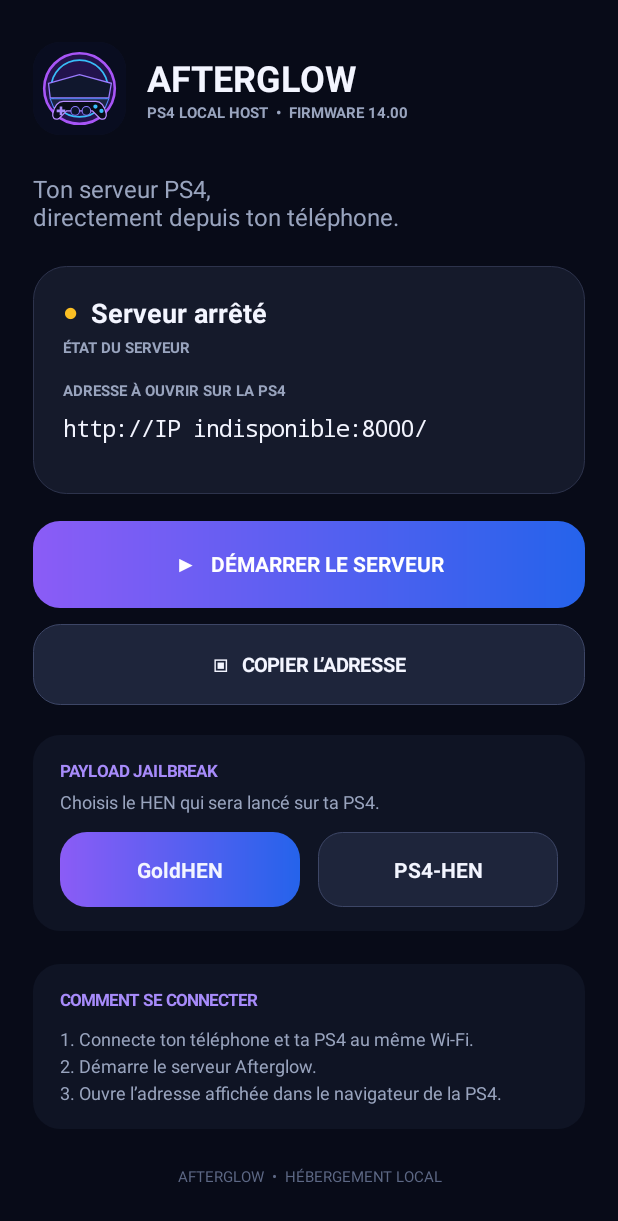
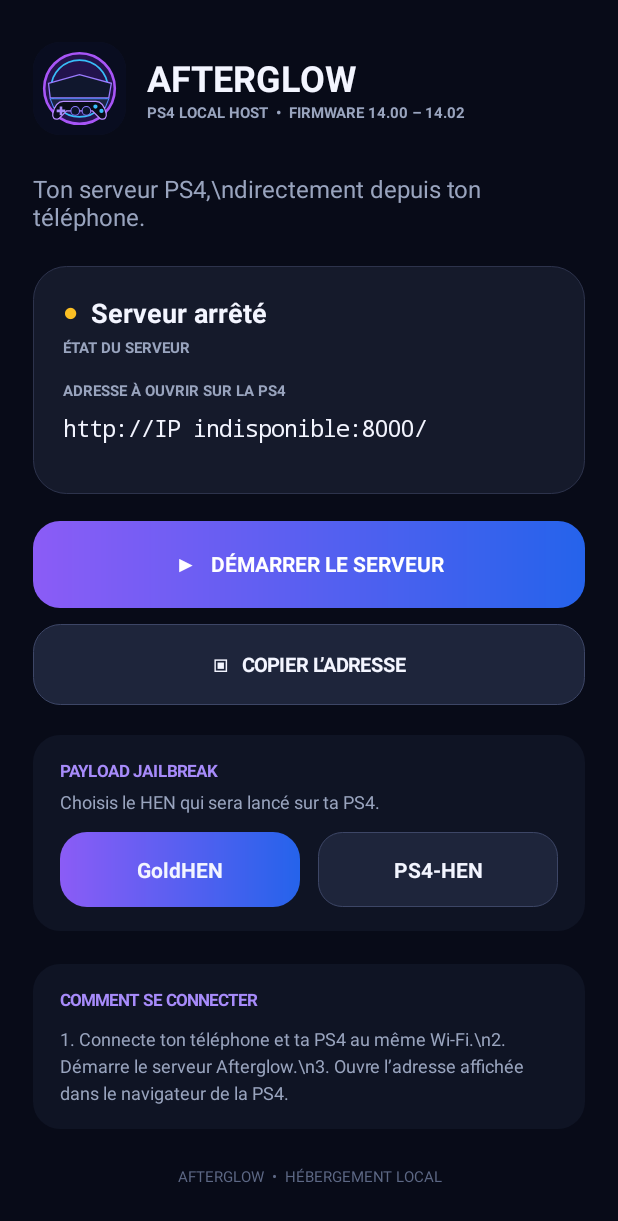
Before and after one commit to alexandramiart-design/ps4, an Android app: the screen it shows after launch (MainActivity), on a phone screen of 412 x 824 dp. Shown: the top 1221 px of the screen. Run offline under Robolectric (Android 15) with nearby library versions, the phone set to English and light mode, and no system bars.

Commit message:
Update Afterglow firmware label to 14.00–14.02

```diff
--- a/Afterglow-overlay/app/src/main/java/fr/local/ps4server/MainActivity.kt
+++ b/Afterglow-overlay/app/src/main/java/fr/local/ps4server/MainActivity.kt
@@ -46,9 +46,9 @@ class MainActivity : Activity() {
         val brand=LinearLayout(this).apply { orientation=LinearLayout.HORIZONTAL; gravity=Gravity.CENTER_VERTICAL }
         val logo=ImageView(this).apply { setImageResource(R.drawable.afterglow_icon); scaleType=ImageView.ScaleType.CENTER_CROP; background=rounded(panel,18f); clipToOutline=true }
         brand.addView(logo,LinearLayout.LayoutParams(dp(62),dp(62)))
-        val brandText=LinearLayout(this).apply { orientation=LinearLayout.VERTICAL; setPadding(dp(14),0,0,0); addView(label("AFTERGLOW",24f,white,true)); addView(label("PS4 LOCAL HOST  •  FIRMWARE 14.00",10f,muted,true)) }
+        val brandText=LinearLayout(this).apply { orientation=LinearLayout.VERTICAL; setPadding(dp(14),0,0,0); addView(label("AFTERGLOW",24f,white,true)); addView(label("PS4 LOCAL HOST  •  FIRMWARE 14.00 – 14.02",10f,muted,true)) }
         brand.addView(brandText); root.addView(brand)
-        root.addView(label("Ton serveur PS4,\ndirectement depuis ton téléphone.",16f,muted).apply { setPadding(0,dp(25),0,dp(22)) })
+        root.addView(label("Ton serveur PS4,\\ndirectement depuis ton téléphone.",16f,muted).apply { setPadding(0,dp(25),0,dp(22)) })
         val card=LinearLayout(this).apply { orientation=LinearLayout.VERTICAL; setPadding(dp(20),dp(19),dp(20),dp(19)); background=rounded(panel,22f,Color.rgb(45,51,76)) }
         val line=LinearLayout(this).apply { orientation=LinearLayout.HORIZONTAL; gravity=Gravity.CENTER_VERTICAL }
         statusDot=label("●",16f,Color.rgb(251,191,36),true); line.addView(statusDot)
@@ -79,7 +79,7 @@ class MainActivity : Activity() {
         updateModeButtons()
         val info=LinearLayout(this).apply { orientation=LinearLayout.VERTICAL; setPadding(dp(18),dp(16),dp(18),dp(16)); background=rounded(Color.rgb(15,20,36),18f) }
         info.addView(label("COMMENT SE CONNECTER",11f,purple,true))
-        info.addView(label("1. Connecte ton téléphone et ta PS4 au même Wi-Fi.\n2. Démarre le serveur Afterglow.\n3. Ouvre l’adresse affichée dans le navigateur de la PS4.",12f,muted).apply { setLineSpacing(dp(4).toFloat(),1f); setPadding(0,dp(10),0,0) })
+        info.addView(label("1. Connecte ton téléphone et ta PS4 au même Wi-Fi.\\n2. Démarre le serveur Afterglow.\\n3. Ouvre l’adresse affichée dans le navigateur de la PS4.",12f,muted).apply { setLineSpacing(dp(4).toFloat(),1f); setPadding(0,dp(10),0,0) })
         root.addView(info,LinearLayout.LayoutParams(-1,-2).apply { topMargin=dp(22) })
         root.addView(label("AFTERGLOW  •  HÉBERGEMENT LOCAL",10f,Color.rgb(93,104,133)).apply { gravity=Gravity.CENTER; setPadding(0,dp(25),0,0) })
         setContentView(scroll)
```
